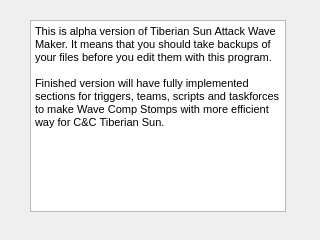
Qt form src/infodialog.ui (PTapioK/TSWaveMaker) before a commit.
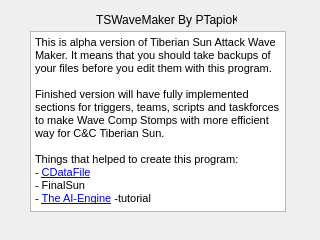
The same form after that commit.

What changed in the file:
```diff
--- a/src/infodialog.ui
+++ b/src/infodialog.ui
@@ -17,9 +17,9 @@
    <property name="geometry">
     <rect>
      <x>30</x>
-     <y>20</y>
+     <y>31</y>
      <width>256</width>
-     <height>192</height>
+     <height>181</height>
     </rect>
    </property>
    <property name="html">
@@ -29,7 +29,41 @@
 &lt;/style&gt;&lt;/head&gt;&lt;body style=&quot; font-family:'MS Shell Dlg 2'; font-size:8.25pt; font-weight:400; font-style:normal;&quot;&gt;
 &lt;p style=&quot; margin-top:0px; margin-bottom:0px; margin-left:0px; margin-right:0px; -qt-block-indent:0; text-indent:0px;&quot;&gt;&lt;span style=&quot; font-size:8pt;&quot;&gt;This is alpha version of Tiberian Sun Attack Wave Maker. It means that you should take backups of your files before you edit them with this program.&lt;/span&gt;&lt;/p&gt;
 &lt;p style=&quot;-qt-paragraph-type:empty; margin-top:0px; margin-bottom:0px; margin-left:0px; margin-right:0px; -qt-block-indent:0; text-indent:0px; font-size:8pt;&quot;&gt;&lt;br /&gt;&lt;/p&gt;
-&lt;p style=&quot; margin-top:0px; margin-bottom:0px; margin-left:0px; margin-right:0px; -qt-block-indent:0; text-indent:0px;&quot;&gt;&lt;span style=&quot; font-size:8pt;&quot;&gt;Finished version will have fully implemented sections for triggers, teams, scripts and taskforces to make Wave Comp Stomps with more efficient way for C&amp;amp;C Tiberian Sun.&lt;/span&gt;&lt;/p&gt;&lt;/body&gt;&lt;/html&gt;</string>
+&lt;p style=&quot; margin-top:0px; margin-bottom:0px; margin-left:0px; margin-right:0px; -qt-block-indent:0; text-indent:0px;&quot;&gt;&lt;span style=&quot; font-size:8pt;&quot;&gt;Finished version will have fully implemented sections for triggers, teams, scripts and taskforces to make Wave Comp Stomps with more efficient way for C&amp;amp;C Tiberian Sun.&lt;/span&gt;&lt;/p&gt;
+&lt;p style=&quot;-qt-paragraph-type:empty; margin-top:0px; margin-bottom:0px; margin-left:0px; margin-right:0px; -qt-block-indent:0; text-indent:0px; font-size:8pt;&quot;&gt;&lt;br /&gt;&lt;/p&gt;
+&lt;p style=&quot; margin-top:0px; margin-bottom:0px; margin-left:0px; margin-right:0px; -qt-block-indent:0; text-indent:0px;&quot;&gt;&lt;span style=&quot; font-size:8pt;&quot;&gt;Things that helped to create this program:&lt;/span&gt;&lt;/p&gt;
+&lt;p style=&quot; margin-top:0px; margin-bottom:0px; margin-left:0px; margin-right:0px; -qt-block-indent:0; text-indent:0px;&quot;&gt;&lt;span style=&quot; font-size:8pt;&quot;&gt;- &lt;/span&gt;&lt;a href=&quot;http://www.codeguru.com/cpp/data/data-misc/inifiles/article.php/c4583/Handle-Configuration-Files-Using-a--Portable-ClassmdashCDataFile.htm&quot;&gt;&lt;span style=&quot; font-size:8pt; text-decoration: underline; color:#0000ff;&quot;&gt;CDataFile&lt;/span&gt;&lt;/a&gt;&lt;/p&gt;
+&lt;p style=&quot; margin-top:0px; margin-bottom:0px; margin-left:0px; margin-right:0px; -qt-block-indent:0; text-indent:0px;&quot;&gt;&lt;span style=&quot; font-size:8pt;&quot;&gt;- FinalSun&lt;/span&gt;&lt;/p&gt;
+&lt;p style=&quot; margin-top:0px; margin-bottom:0px; margin-left:0px; margin-right:0px; -qt-block-indent:0; text-indent:0px;&quot;&gt;&lt;span style=&quot; font-size:8pt;&quot;&gt;- &lt;/span&gt;&lt;a href=&quot;https://web.archive.org/web/20050119182145/http://www.steffke.de/jbbs/doc/CC/KuenstlicheIntelligenz/AI-Engine/index.html&quot;&gt;&lt;span style=&quot; font-size:8pt; text-decoration: underline; color:#0000ff;&quot;&gt;The AI-Engine&lt;/span&gt;&lt;/a&gt;&lt;span style=&quot; font-size:8pt;&quot;&gt; -tutorial&lt;/span&gt;&lt;/p&gt;&lt;/body&gt;&lt;/html&gt;</string>
+   </property>
+   <property name="openExternalLinks">
+    <bool>true</bool>
+   </property>
+  </widget>
+  <widget class="QLabel" name="gitBuild">
+   <property name="geometry">
+    <rect>
+     <x>116</x>
+     <y>220</y>
+     <width>101</width>
+     <height>16</height>
+    </rect>
+   </property>
+   <property name="text">
+    <string/>
+   </property>
+  </widget>
+  <widget class="QLabel" name="label">
+   <property name="geometry">
+    <rect>
+     <x>96</x>
+     <y>10</y>
+     <width>141</width>
+     <height>20</height>
+    </rect>
+   </property>
+   <property name="text">
+    <string>TSWaveMaker By PTapioK</string>
    </property>
   </widget>
  </widget>
```
